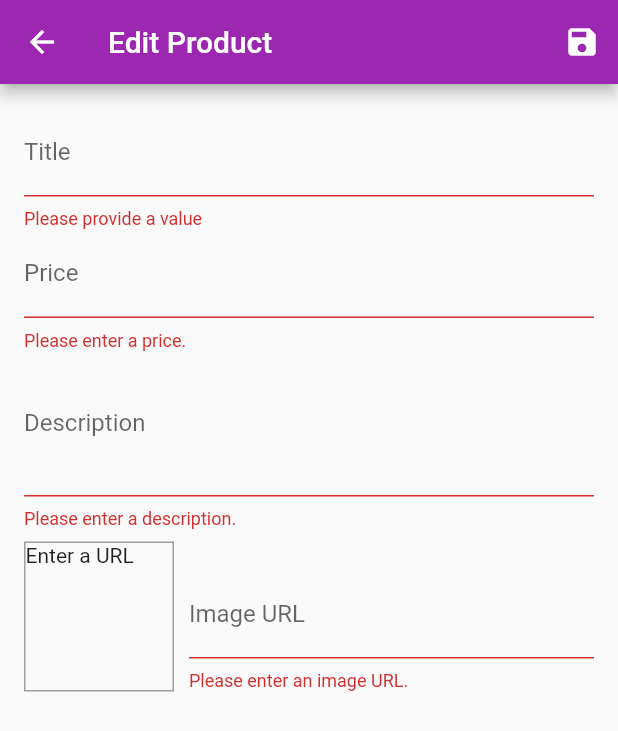
After one commit to Rian1010/shop-app-flutter, a Flutter app: the EditProductScreen screen opened by its route, after a tap on the "save" icon, on a phone screen of 412 x 824 dp. The commit adds this screen. Shown: the top 731 px of the screen. Run offline on Flutter 3.47's test engine with Material 2 defaults, Android fonts, the phone set to English and light mode, and no system bars; network calls fail.

Commit message:
Working on the CRUD operation

```diff
--- a/lib/main.dart
+++ b/lib/main.dart
@@ -2,8 +2,10 @@ import 'package:flutter/material.dart';
 import 'package:flutter_complete_guide/providers/cart.dart';
 import 'package:flutter_complete_guide/providers/orders.dart';
 import 'package:flutter_complete_guide/screens/cart_screen.dart';
+import 'package:flutter_complete_guide/screens/edit_product_screen.dart';
 import 'package:flutter_complete_guide/screens/orders_screen.dart';
 import 'package:flutter_complete_guide/screens/product_detail_screen.dart';
+import 'package:flutter_complete_guide/screens/user_products_screen.dart';
 import 'package:provider/provider.dart';
 
 import '/screens/products_overview_screen.dart';
@@ -37,6 +39,8 @@ class MyApp extends StatelessWidget {
           ProductDetailScreen.routeName: (ctx) => ProductDetailScreen(),
           CartScreen.routeName: (ctx) => CartScreen(),
           OrdersScreen.routeName: (ctx) => OrdersScreen(),
+          UserProductsScreen.routeName: (ctx) => UserProductsScreen(),
+          EditProductScreen.routeName: (ctx) => EditProductScreen(),
         },
       ),
     );
--- a/lib/providers/products.dart
+++ b/lib/providers/products.dart
@@ -41,10 +41,11 @@ class Products with ChangeNotifier {
   // var _showFavoritesOnly = false;
 
   List<Product> get items {
-    // Get a copy of the items through the spread operator
     // if (_showFavoritesOnly) {
     //   return _items.where((prodItem) => prodItem.isFavorite).toList();
     // }
+
+    // Get a copy of the items through the spread operator
     return [..._items];
   }
 
@@ -66,7 +67,16 @@ class Products with ChangeNotifier {
   //   notifyListeners();
   // }
 
-  void addProduct() {
+  void addProduct(Product product) {
+    final newProduct = Product(
+      title: product.title,
+      description: product.description,
+      price: product.price,
+      imageUrl: product.imageUrl,
+      id: DateTime.now().toString(),
+    );
+    _items.add(newProduct);
+    // _items.insert(0, newProduct); // could also be used at the start of the list, instead of _items.add(newProduct);
     notifyListeners();
   }
 }
--- /dev/null
+++ b/lib/screens/edit_product_screen.dart
@@ -0,0 +1,234 @@
+import 'package:flutter/material.dart';
+import 'package:flutter_complete_guide/providers/product.dart';
+import 'package:flutter_complete_guide/providers/products.dart';
+import 'package:provider/provider.dart';
+
+class EditProductScreen extends StatefulWidget {
+  static const routeName = '/edit-product';
+
+  @override
+  _EditProductScreenState createState() => _EditProductScreenState();
+}
+
+class _EditProductScreenState extends State<EditProductScreen> {
+  final _priceFocusNode = FocusNode();
+  final _descriptionFocusNode = FocusNode();
+  final _imageUrlFocusNode = FocusNode();
+  final _imageUrlController = TextEditingController();
+  final _form = GlobalKey<FormState>();
+  var _editedProduct = Product(
+    id: '',
+    title: '',
+    description: '',
+    price: 0,
+    imageUrl: '',
+  );
+
+  @override
+  void initState() {
+    _imageUrlFocusNode.addListener(_updateImageUrl);
+    super.initState();
+  }
+
+  @override
+  void dispose() {
+    _imageUrlFocusNode.removeListener(_updateImageUrl);
+    _priceFocusNode.dispose();
+    _descriptionFocusNode.dispose();
+    _imageUrlFocusNode.dispose();
+    _imageUrlController.dispose();
+    super.dispose();
+  }
+
+  void _updateImageUrl() {
+    if (!_imageUrlFocusNode.hasFocus) {
+      if ((!_imageUrlController.text.startsWith('http') &&
+              !_imageUrlController.text.startsWith('https')) ||
+          (!_imageUrlController.text.endsWith('.png') &&
+              !_imageUrlController.text.endsWith('.jpg') &&
+              !_imageUrlController.text.endsWith('.jpeg'))) {
+        return;
+      }
+      setState(() {});
+    }
+  }
+
+  void _saveForm() {
+    final isValid = _form.currentState!.validate();
+    if (!isValid) {
+      return;
+    }
+    _form.currentState!.save();
+    Provider.of<Products>(context, listen: false).addProduct(_editedProduct);
+    Navigator.of(context).pop();
+
+    // print(_editedProduct.title);
+    // print(_editedProduct.description);
+    // print(_editedProduct.price);
+    // print(_editedProduct.imageUrl);
+  }
+
+  @override
+  Widget build(BuildContext context) {
+    return Scaffold(
+      appBar: AppBar(
+        title: Text('Edit Product'),
+        actions: <Widget>[
+          IconButton(onPressed: _saveForm, icon: Icon(Icons.save))
+        ],
+      ),
+      body: Padding(
+        padding: const EdgeInsets.all(16.0),
+        child: Form(
+          key: _form,
+          child: ListView(
+            children: <Widget>[
+              TextFormField(
+                decoration: InputDecoration(
+                  labelText: 'Title',
+                  // errorStyle: ,
+                ),
+                textInputAction: TextInputAction.next,
+                onFieldSubmitted: (_) {
+                  FocusScope.of(context).requestFocus(_priceFocusNode);
+                },
+                validator: (value) {
+                  if (value!.isEmpty) {
+                    return 'Please provide a value';
+                  }
+                  return null;
+                },
+                onSaved: (value) {
+                  _editedProduct = Product(
+                    title: value!,
+                    price: _editedProduct.price,
+                    description: _editedProduct.description,
+                    imageUrl: _editedProduct.imageUrl,
+                    id: '',
+                  );
+                },
+              ),
+              TextFormField(
+                decoration: InputDecoration(labelText: 'Price'),
+                textInputAction: TextInputAction.next,
+                keyboardType: TextInputType.number,
+                focusNode: _priceFocusNode,
+                onFieldSubmitted: (_) {
+                  FocusScope.of(context).requestFocus(_descriptionFocusNode);
+                },
+                validator: (value) {
+                  if (value!.isEmpty) {
+                    return 'Please enter a price.';
+                  }
+                  if (double.tryParse(value) == null) {
+                    return 'Please enter a valid number.';
+                  }
+                  if (double.parse(value) <= 0) {
+                    return 'Please enter a number greater than zero.';
+                  }
+                  return null;
+                },
+                onSaved: (value) {
+                  _editedProduct = Product(
+                    title: _editedProduct.title,
+                    price: double.parse(value!),
+                    description: _editedProduct.description,
+                    imageUrl: _editedProduct.imageUrl,
+                    id: '',
+                  );
+                },
+              ),
+              TextFormField(
+                decoration: InputDecoration(labelText: 'Description'),
+                maxLines: 3,
+                keyboardType: TextInputType.multiline,
+                focusNode: _descriptionFocusNode,
+                validator: (value) {
+                  if (value!.isEmpty) {
+                    return 'Please enter a description.';
+                  }
+                  if (value.length < 10) {
+                    return 'Should be at least 10 characters long.';
+                  }
+                  return null;
+                },
+                onSaved: (value) {
+                  _editedProduct = Product(
+                    title: _editedProduct.title,
+                    price: _editedProduct.price,
+                    description: value!,
+                    imageUrl: _editedProduct.imageUrl,
+                    id: '',
+                  );
+                },
+              ),
+              Row(
+                crossAxisAlignment: CrossAxisAlignment.end,
+                children: <Widget>[
+                  Container(
+                    width: 100,
+                    height: 100,
+                    margin: EdgeInsets.only(
+                      top: 8,
+                      right: 10,
+                    ),
+                    decoration: BoxDecoration(
+                      border: Border.all(
+                        width: 1,
+                        color: Colors.grey,
+                      ),
+                    ),
+                    child: _imageUrlController.text.isEmpty
+                        ? Text('Enter a URL')
+                        : FittedBox(
+                            child: Image.network(
+                              _imageUrlController.text,
+                              fit: BoxFit.cover,
+                            ),
+                          ),
+                  ),
+                  Expanded(
+                    child: TextFormField(
+                      decoration: InputDecoration(labelText: 'Image URL'),
+                      keyboardType: TextInputType.url,
+                      textInputAction: TextInputAction.done,
+                      controller: _imageUrlController,
+                      focusNode: _imageUrlFocusNode,
+                      onFieldSubmitted: (_) {
+                        _saveForm();
+                      },
+                      validator: (value) {
+                        if (value!.isEmpty) {
+                          return 'Please enter an image URL.';
+                        }
+                        if (!value.startsWith('http') &&
+                            !value.startsWith('https')) {
+                          return 'Please enter a valid URL.';
+                        }
+                        if (!value.endsWith('.png') &&
+                            !value.endsWith('.jpg') &&
+                            !value.endsWith('.jpeg')) {
+                          return 'Please enter a valid image URL.';
+                        }
+                        return null;
+                      },
+                      onSaved: (value) {
+                        _editedProduct = Product(
+                          title: _editedProduct.title,
+                          price: _editedProduct.price,
+                          description: _editedProduct.description,
+                          imageUrl: value!,
+                          id: '',
+                        );
+                      },
+                    ),
+                  ),
+                ],
+              )
+            ],
+          ),
+        ),
+      ),
+    );
+  }
+}
--- a/lib/widgets/app_drawer.dart
+++ b/lib/widgets/app_drawer.dart
@@ -1,5 +1,6 @@
 import 'package:flutter/material.dart';
 import 'package:flutter_complete_guide/screens/orders_screen.dart';
+import 'package:flutter_complete_guide/screens/user_products_screen.dart';
 
 class AppDrawer extends StatelessWidget {
   @override
@@ -27,6 +28,15 @@ class AppDrawer extends StatelessWidget {
             Navigator.of(context).pushReplacementNamed(OrdersScreen.routeName);
           },
         ),
+        Divider(),
+        ListTile(
+          leading: Icon(Icons.edit),
+          title: Text('Manage Products'),
+          onTap: () {
+            Navigator.of(context)
+                .pushReplacementNamed(UserProductsScreen.routeName);
+          },
+        ),
       ],
     ));
   }
--- a/lib/widgets/products_grid.dart
+++ b/lib/widgets/products_grid.dart
@@ -26,6 +26,7 @@ class ProductsGrid extends StatelessWidget {
         mainAxisSpacing: 10,
       ),
       itemCount: products.length,
+      // Preferred way
       // itemBuilder: (ctx, i) => ChangeNotifierProvider<ChangeNotifier?>(
       //   create: (c) => products[i],
       itemBuilder: (ctx, i) => ChangeNotifierProvider<Product>.value(
```
Also changed, not shown: lib/providers/cart.dart (+24 -1 lines), lib/screens/user_products_screen.dart (added, +45 -0 lines), lib/widgets/cart_item.dart (+25 -0 lines), lib/widgets/product_item.dart (+15 -0 lines), lib/widgets/user_product_item.dart (added, +35 -0 lines).
